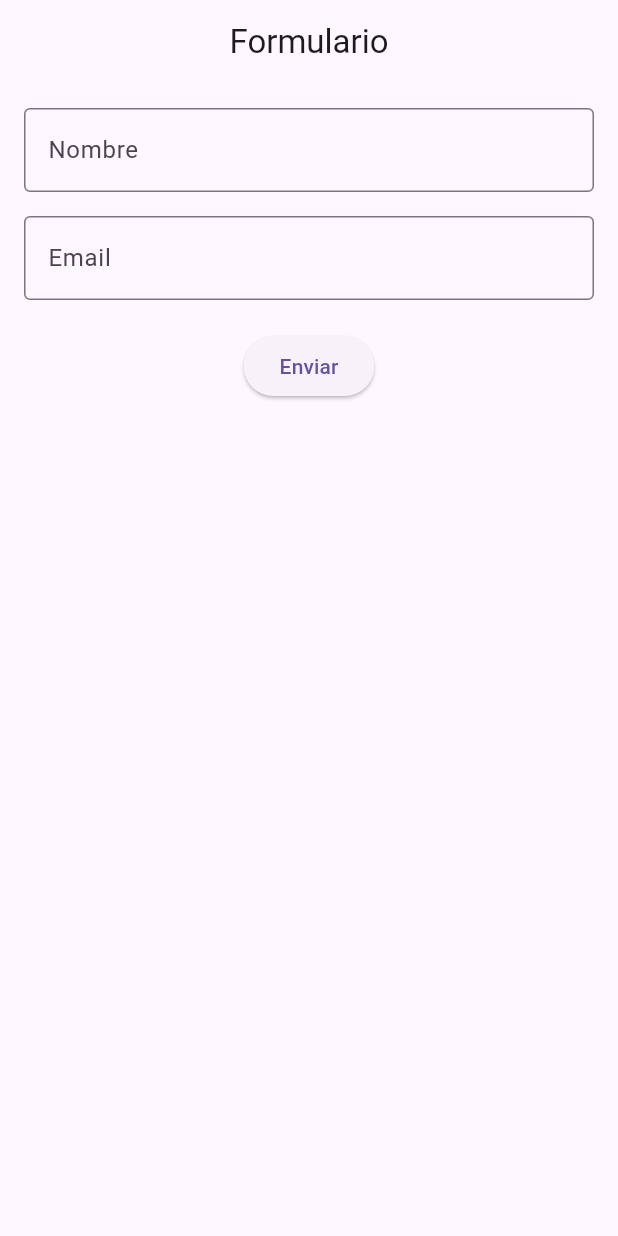
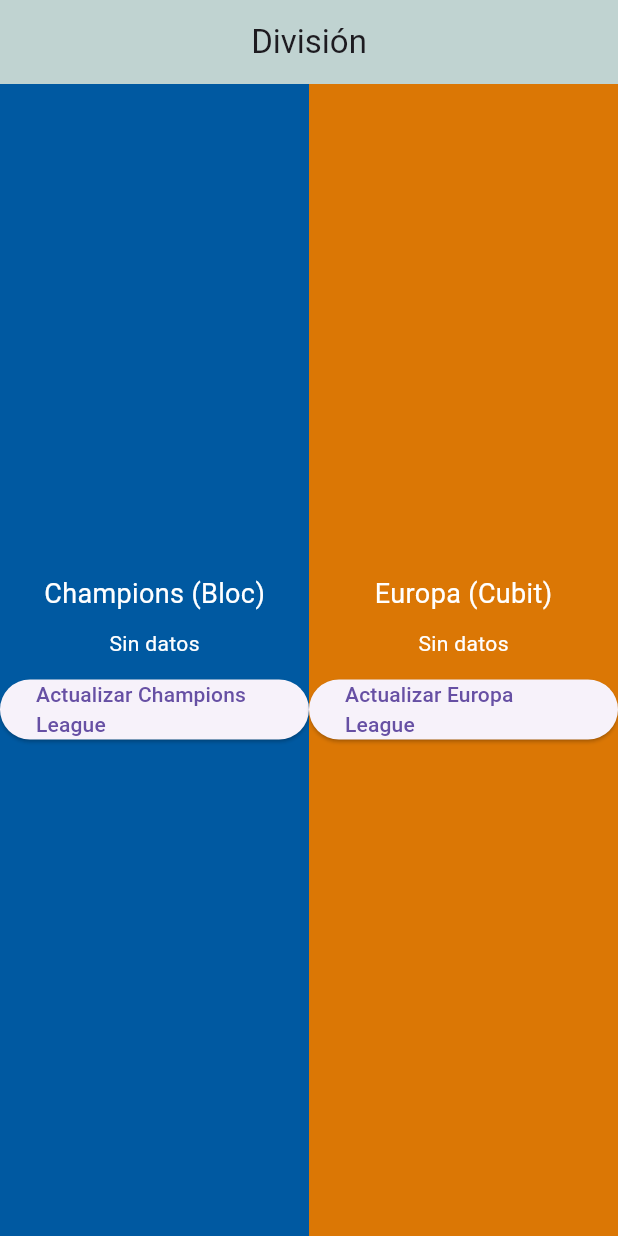
Before and after one commit to SamirL0912/Bloc-cubit, a Flutter app: the screen it shows after launch, on a phone screen of 412 x 824 dp. Run offline on Flutter 3.47's test engine with Material 3 defaults, Android fonts, the phone set to English and light mode, and no system bars; our stand-ins replace bloc, equatable, flutter_bloc.

Commit message:
trabajo en proceso

```diff
--- a/formulario/lib/presentation/bloc/home_event.dart
+++ b/formulario/lib/presentation/bloc/home_event.dart
@@ -1,4 +1,10 @@
-part of 'home_bloc.dart';
+import 'package:equatable/equatable.dart';
 
-@immutable
-sealed class HomeEvent {}
+abstract class HomeEvent extends Equatable {
+  const HomeEvent();
+
+  @override
+  List<Object> get props => [];
+}
+
+class CargarHomeEvent extends HomeEvent {}
--- a/formulario/lib/presentation/bloc/home_state.dart
+++ b/formulario/lib/presentation/bloc/home_state.dart
@@ -1,6 +1,10 @@
-part of 'home_bloc.dart';
+import 'package:equatable/equatable.dart';
 
-@immutable
-sealed class HomeState {}
+class HomeState extends Equatable {
+  final String mensaje;
 
-final class HomeInitial extends HomeState {}
+  const HomeState({required this.mensaje});
+
+  @override
+  List<Object> get props => [mensaje];
+}
--- a/formulario/lib/presentation/cubit/formulario_cubit.dart
+++ b/formulario/lib/presentation/cubit/formulario_cubit.dart
@@ -1,8 +1,12 @@
 import 'package:bloc/bloc.dart';
-import 'package:meta/meta.dart';
+import 'package:equatable/equatable.dart';
 
 part 'formulario_state.dart';
 
 class FormularioCubit extends Cubit<FormularioState> {
-  FormularioCubit() : super(FormularioInitial());
+  FormularioCubit() : super(const FormularioState(valor: 'Sin datos'));
+
+  void actualizarTexto() {
+    emit(FormularioState(valor: 'Actualizado desde Cubit: ${DateTime.now()}'));
+  }
 }
--- a/formulario/lib/presentation/cubit/formulario_state.dart
+++ b/formulario/lib/presentation/cubit/formulario_state.dart
@@ -1,6 +1,10 @@
 part of 'formulario_cubit.dart';
 
-@immutable
-sealed class FormularioState {}
+class FormularioState extends Equatable {
+  final String valor;
 
-final class FormularioInitial extends FormularioState {}
+  const FormularioState({required this.valor});
+
+  @override
+  List<Object> get props => [valor];
+}
--- a/formulario/lib/presentation/views/initial_view.dart
+++ b/formulario/lib/presentation/views/initial_view.dart
@@ -1,4 +1,9 @@
 import 'package:flutter/material.dart';
+import 'package:flutter_bloc/flutter_bloc.dart';
+import 'package:formulario/presentation/bloc/home_bloc.dart';
+import 'package:formulario/presentation/bloc/home_event.dart';
+import 'package:formulario/presentation/bloc/home_state.dart';
+import 'package:formulario/presentation/cubit/formulario_cubit.dart';
 
 class Inicial extends StatelessWidget {
   const Inicial({super.key});
@@ -7,34 +12,103 @@ class Inicial extends StatelessWidget {
   Widget build(BuildContext context) {
     return Scaffold(
       appBar: AppBar(
-      title: const Text("Formulario"),
-      centerTitle: true),
-      body: Padding(
-        padding: const EdgeInsets.all(16),
+        title: const Text('División'),
+        backgroundColor: Color.fromARGB(65, 10, 107, 75),
+        centerTitle: true,
+
+      ),
+      body: Row(
+        children: [
+          // Champions League (Bloc)
+          Expanded(
+            child: BlocBuilder<HomeBloc, HomeState>(
+              builder: (context, state) {
+                return Container(
+                  color: const Color.fromARGB(255, 0, 89, 161),
                   child: Column(
+                    mainAxisAlignment: MainAxisAlignment.center,
                     children: [
-            TextField(
-              decoration: const InputDecoration(
-                labelText: "Nombre",
-                border: OutlineInputBorder(),
+                      const Text(
+                        'Champions (Bloc)',
+                        style: TextStyle(fontSize: 18, color: Colors.white),
                       ),
+                      const SizedBox(height: 10),
+                      Text(
+                        state.mensaje,
+                        style: const TextStyle(color: Colors.white),
                       ),
-            const SizedBox(height: 16),
-            TextField(
-              decoration: const InputDecoration(
-                labelText: "Email",
-                border: OutlineInputBorder(),
-              ),
-            ),
-            const SizedBox(height: 20),
+                      const SizedBox(height: 10),
                       ElevatedButton(
                         onPressed: () {
+                          context.read<HomeBloc>().add(CargarHomeEvent());
                         },
-              child: const Text("Enviar"),
+                        child: const Text('Actualizar Champions League'),
                       ),
                     ],
                   ),
+                );
+              },
+            ),
+          ),
+
+          // Europa League (Cubit)
+          Expanded(
+            child: BlocBuilder<FormularioCubit, FormularioState>(
+              builder: (context, state) {
+                return Container(
+                  color: const Color.fromARGB(255, 219, 119, 5),
+                  child: Column(
+                    mainAxisAlignment: MainAxisAlignment.center,
+                    children: [
+                      const Text(
+                        'Europa (Cubit)',
+                        style: TextStyle(fontSize: 18, color: Colors.white),
+                      ),
+                      const SizedBox(height: 10),
+                      Text(
+                        state.valor,
+                        style: const TextStyle(color: Colors.white),
+                      ),
+                      const SizedBox(height: 10),
+                      ElevatedButton(
+                        onPressed: () {
+                          context.read<FormularioCubit>().actualizarTexto();
+                        },
+                        child: const Text('Actualizar Europa League'),
+                      ),
+                    ],
+                  ),
+                );
+              },
+            ),
+          ),
+        ],
       ),
     );
   }
 }
+
+// 🔹 main.dart
+void main() {
+  runApp(
+    MultiBlocProvider(
+      providers: [
+        BlocProvider(create: (_) => HomeBloc()),
+        BlocProvider(create: (_) => FormularioCubit()),
+      ],
+      child: const MyApp(),
+    ),
+  );
+}
+
+class MyApp extends StatelessWidget {
+  const MyApp({super.key});
+
+  @override
+  Widget build(BuildContext context) {
+    return MaterialApp(
+      debugShowCheckedModeBanner: false, // ✅ Desactiva el banner de debug
+      home: const Inicial(),
+    );
+  }
+}
```
Also changed, not shown: formulario/lib/main.dart (+18 -2 lines), formulario/lib/presentation/bloc/home_bloc.dart (+6 -8 lines), formulario/pubspec.yaml (+3 -6 lines), formulario/pubspec.lock. Lines whose indentation alone changed are shown as unchanged.
